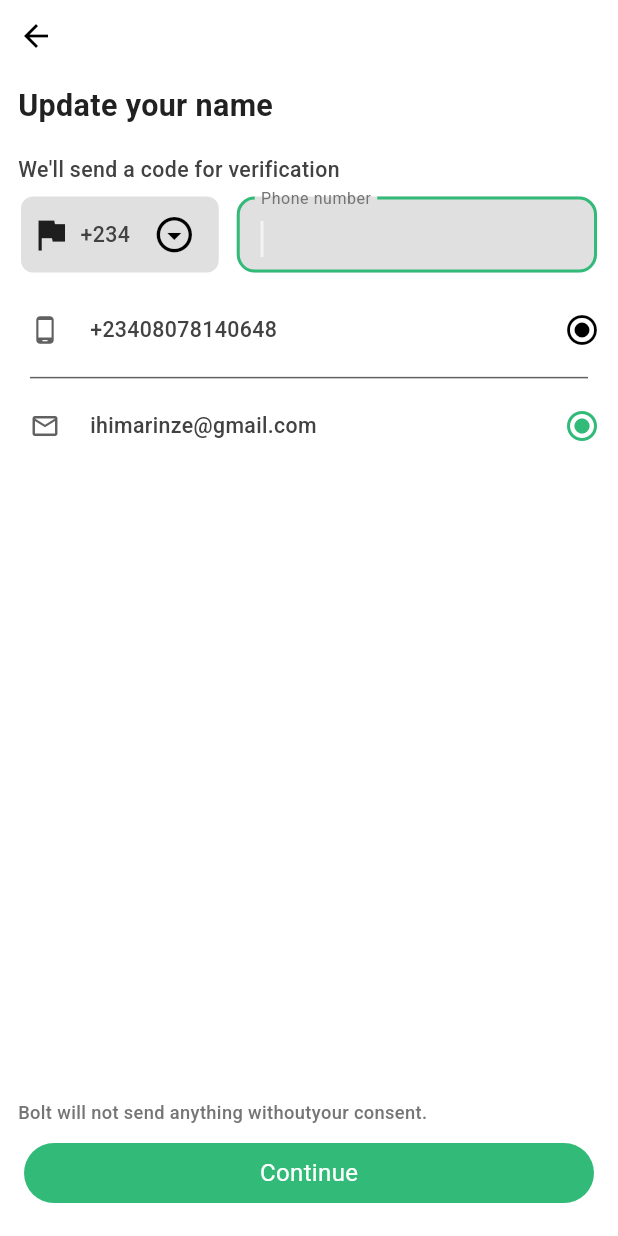
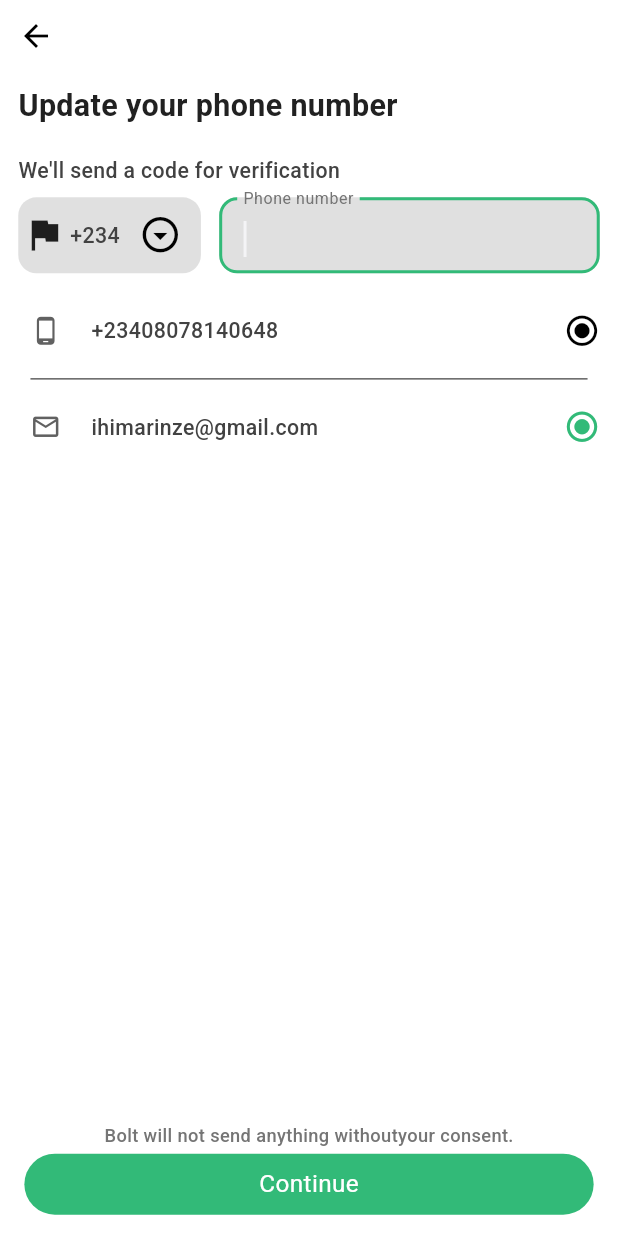
Before and after one commit to Eznira/bolt_ui, a Flutter app: the UpdatePhoneNumber screen opened directly, on a phone screen of 412 x 824 dp. Run offline on Flutter 3.47's test engine with Material 3 defaults, Android fonts, the phone set to English and light mode, and no system bars; our stand-ins replace flutter_screenutil.

Commit message:
update your phone number responsive

```diff
--- a/lib/screens/profile/update_name.dart
+++ b/lib/screens/profile/update_name.dart
@@ -28,9 +28,9 @@ class _UpdateNameState extends State<UpdateName> {
                 children: [
                   const BackButton(),
                   Padding(
-                    padding: const EdgeInsets.symmetric(
-                      vertical: 8,
-                      horizontal: 12,
+                    padding: EdgeInsets.symmetric(
+                      vertical: 8.h,
+                      horizontal: 12.w,
                     ),
                     child: Text(
                       "Update your name",
@@ -38,8 +38,8 @@ class _UpdateNameState extends State<UpdateName> {
                     ),
                   ),
                   Padding(
-                    padding: const EdgeInsets.symmetric(
-                      horizontal: 12,
+                    padding: EdgeInsets.symmetric(
+                      horizontal: 12.w,
                     ),
                     child: Text(
                       "Please enter your name as it appers"
@@ -48,7 +48,7 @@ class _UpdateNameState extends State<UpdateName> {
                     ),
                   ),
                   Padding(
-                    padding: const EdgeInsets.all(10),
+                    padding: EdgeInsets.all(10.sp),
                     child: SizedBox(
                       height: 50.sp,
                       child: CustomFormField(
@@ -60,7 +60,7 @@ class _UpdateNameState extends State<UpdateName> {
                     ),
                   ),
                   Padding(
-                    padding: const EdgeInsets.all(10),
+                    padding: EdgeInsets.all(10.sp),
                     child: SizedBox(
                       height: 50.sp,
                       child: CustomFormField(
@@ -77,14 +77,14 @@ class _UpdateNameState extends State<UpdateName> {
           Positioned(
             left: 0,
             right: 0,
-            bottom: 10.sp,
+            bottom: 10.h,
             child: Padding(
               padding: EdgeInsets.all(10.sp),
               child: Container(
                 height: 40.sp,
                 decoration: BoxDecoration(
                   color: AppColors.green,
-                  borderRadius: BorderRadius.circular(20),
+                  borderRadius: BorderRadius.circular(20.r),
                 ),
                 child: Center(
                   child: Text(
--- a/lib/screens/profile/update_phone_number.dart
+++ b/lib/screens/profile/update_phone_number.dart
@@ -25,26 +25,30 @@ class _UpdateInfoState extends State<UpdatePhoneNumber> {
   @override
   Widget build(BuildContext context) {
     return Scaffold(
-      body: Column(
+      body: Stack(
+        children: [
+          Positioned.fill(
+            child: SingleChildScrollView(
+              child: Column(
                 crossAxisAlignment: CrossAxisAlignment.start,
                 children: [
                   const BackButton(),
                   Padding(
-            padding: const EdgeInsets.symmetric(
-              vertical: 8,
-              horizontal: 12,
+                    padding: EdgeInsets.symmetric(
+                      vertical: 8.sp,
+                      horizontal: 12.sp,
                     ),
                     child: Text(
-              "Update your name",
+                      "Update your phone number",
                       style: AppTextStyle.title1,
                     ),
                   ),
-          const SizedBox(
-            height: 10,
+                  SizedBox(
+                    height: 10.sp,
                   ),
                   Padding(
-            padding: const EdgeInsets.symmetric(
-              horizontal: 12,
+                    padding: EdgeInsets.symmetric(
+                      horizontal: 12.sp,
                     ),
                     child: Text(
                       "We'll send a code for verification",
@@ -52,25 +56,25 @@ class _UpdateInfoState extends State<UpdatePhoneNumber> {
                     ),
                   ),
                   Padding(
-            padding: const EdgeInsets.symmetric(
-              vertical: 8,
-              horizontal: 14,
+                    padding: EdgeInsets.symmetric(
+                      vertical: 8.sp,
+                      horizontal: 12.sp,
                     ),
                     child: Row(
                       children: [
                         Container(
-                  height: 50.h,
-                  width: 120.w,
+                          height: 50.sp,
+                          width: 120.sp,
                           decoration: BoxDecoration(
                             color: Colors.grey.shade300,
-                    borderRadius: BorderRadius.circular(8),
+                            borderRadius: BorderRadius.circular(12.sp),
                           ),
                           child: Row(
                             mainAxisAlignment: MainAxisAlignment.spaceEvenly,
                             children: [
                               Icon(
                                 Icons.flag,
-                        size: 28.r,
+                                size: 28.sp,
                               ),
                               Text(
                                 "+234",
@@ -80,21 +84,21 @@ class _UpdateInfoState extends State<UpdatePhoneNumber> {
                                 onPressed: () {},
                                 icon: Icon(
                                   Icons.arrow_drop_down_circle_outlined,
-                          size: 28.r,
+                                  size: 28.sp,
                                 ),
                               ),
                             ],
                           ),
                         ),
-                const SizedBox(
-                  width: 12,
+                        SizedBox(
+                          width: 12.sp,
                         ),
                         Expanded(
                           child: Container(
-                    height: 50.h,
-                    width: 120.w,
+                            height: 50.sp,
+                            width: 120.sp,
                             decoration: BoxDecoration(
-                      borderRadius: BorderRadius.circular(8),
+                              borderRadius: BorderRadius.circular(8.sp),
                             ),
                             child: CustomFormField(
                               labelText: "Phone number",
@@ -107,19 +111,19 @@ class _UpdateInfoState extends State<UpdatePhoneNumber> {
                     ),
                   ),
                   Padding(
-            padding: const EdgeInsets.symmetric(vertical: 6),
+                    padding: EdgeInsets.symmetric(vertical: 6.sp),
                     child: Row(
                       mainAxisAlignment: MainAxisAlignment.spaceBetween,
                       children: [
                         Row(
                           children: [
                             Padding(
-                      padding: const EdgeInsets.symmetric(
-                        horizontal: 20,
+                              padding: EdgeInsets.symmetric(
+                                horizontal: 20.sp,
                               ),
                               child: Icon(
                                 Icons.phone_android,
-                        size: 20,
+                                size: 20.sp,
                                 color: Colors.grey.shade700,
                               ),
                             ),
@@ -131,37 +135,38 @@ class _UpdateInfoState extends State<UpdatePhoneNumber> {
                         ),
                         IconButton(
                           onPressed: () {},
-                  icon: const Icon(
+                          icon: Icon(
                             Icons.radio_button_on,
+                            size: 24.sp, // Added size for the icon
                           ),
                         ),
                       ],
                     ),
                   ),
                   Padding(
-            padding: const EdgeInsets.symmetric(horizontal: 20),
+                    padding: EdgeInsets.symmetric(horizontal: 20.sp),
                     child: SizedBox(
-              height: 4,
+                      height: 4.sp,
                       child: Divider(
-                height: 4,
+                        height: 4.sp,
                         color: Colors.grey.shade700,
                       ),
                     ),
                   ),
                   Padding(
-            padding: const EdgeInsets.symmetric(vertical: 6),
+                    padding: EdgeInsets.symmetric(vertical: 6.sp),
                     child: Row(
                       mainAxisAlignment: MainAxisAlignment.spaceBetween,
                       children: [
                         Row(
                           children: [
                             Padding(
-                      padding: const EdgeInsets.symmetric(
-                        horizontal: 20,
+                              padding: EdgeInsets.symmetric(
+                                horizontal: 20.sp,
                               ),
                               child: Icon(
                                 Icons.email_outlined,
-                        size: 20,
+                                size: 20.sp,
                                 color: Colors.grey.shade700,
                               ),
                             ),
@@ -173,18 +178,31 @@ class _UpdateInfoState extends State<UpdatePhoneNumber> {
                         ),
                         IconButton(
                           onPressed: () {},
-                  icon: const Icon(
+                          icon: Icon(
                             Icons.radio_button_on,
                             color: AppColors.green,
+                            size: 24.sp, // Added size for the icon
                           ),
                         ),
                       ],
                     ),
                   ),
-          const Spacer(),
+                  SizedBox(
+                    height: 80.sp,
+                  ),
+                ],
+              ),
+            ),
+          ),
+          Positioned(
+            left: 0,
+            right: 0,
+            bottom: 10.sp,
+            child: Column(
+              children: [
                 Padding(
-            padding: const EdgeInsets.symmetric(
-              horizontal: 12,
+                  padding: EdgeInsets.symmetric(
+                    horizontal: 12.sp,
                   ),
                   child: Text(
                     "Bolt will not send anything without"
@@ -193,26 +211,27 @@ class _UpdateInfoState extends State<UpdatePhoneNumber> {
                   ),
                 ),
                 Padding(
-            padding: const EdgeInsets.symmetric(horizontal: 16, vertical: 12),
+                  padding:
+                      EdgeInsets.symmetric(horizontal: 16.sp, vertical: 4.sp),
                   child: Container(
-              height: 40,
+                    height: 40.sp,
                     decoration: BoxDecoration(
                       color: AppColors.green,
-                borderRadius: BorderRadius.circular(20),
+                      borderRadius: BorderRadius.circular(20.sp),
                     ),
-              child: const Center(
+                    child: Center(
                       child: Text(
                         "Continue",
                         style: TextStyle(
                             color: Colors.white,
-                      fontSize: 16,
+                            fontSize: 16.sp,
                             fontWeight: FontWeight.normal),
                       ),
                     ),
                   ),
                 ),
-          const SizedBox(
-            height: 10,
+              ],
+            ),
           ),
         ],
       ),
```
Lines whose indentation alone changed are shown as unchanged.
